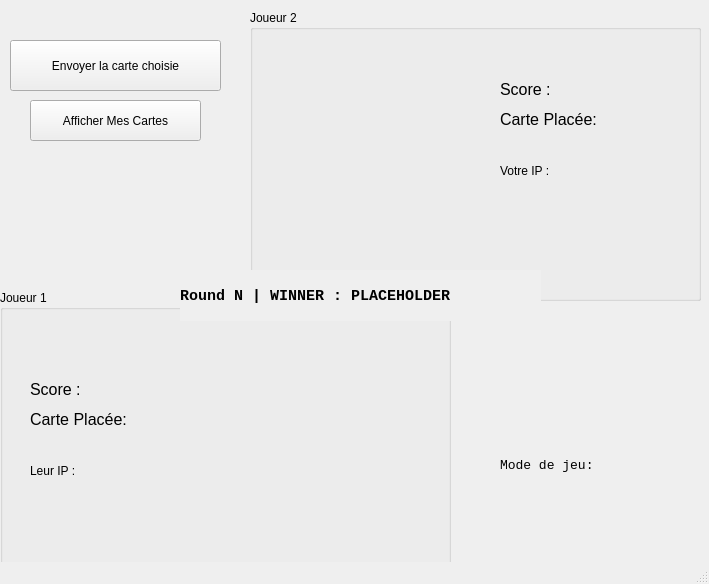
Qt form Jeu_De_Cartes/Code/Jeu_Cartes-Integration_Reseau/UIs/cartesJeux_ui-Player2.ui (LiamB72/MainProjects) before a commit.
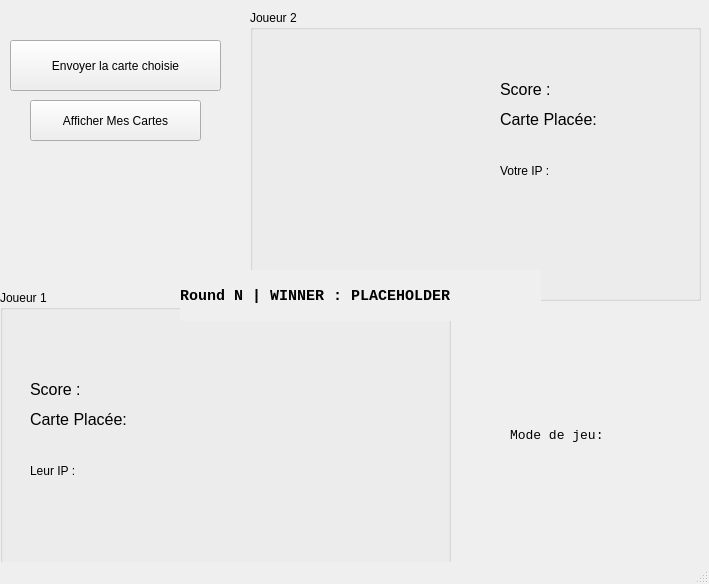
The same form after that commit. Icons and pictures are not drawn.

The edit to the form file:
```diff
--- a/Jeu_De_Cartes/Code/Jeu_Cartes-Integration_Reseau/UIs/cartesJeux_ui-Player2.ui
+++ b/Jeu_De_Cartes/Code/Jeu_Cartes-Integration_Reseau/UIs/cartesJeux_ui-Player2.ui
@@ -100,8 +100,8 @@
       <rect>
        <x>250</x>
        <y>120</y>
-       <width>121</width>
-       <height>21</height>
+       <width>171</width>
+       <height>31</height>
       </rect>
      </property>
      <property name="font">
@@ -302,8 +302,8 @@
       <rect>
        <x>30</x>
        <y>140</y>
-       <width>121</width>
-       <height>21</height>
+       <width>161</width>
+       <height>31</height>
       </rect>
      </property>
      <property name="font">
@@ -352,8 +352,8 @@
    <widget class="QLabel" name="labelGamemode">
     <property name="geometry">
      <rect>
-      <x>500</x>
-      <y>440</y>
+      <x>510</x>
+      <y>410</y>
       <width>141</width>
       <height>51</height>
      </rect>
```
